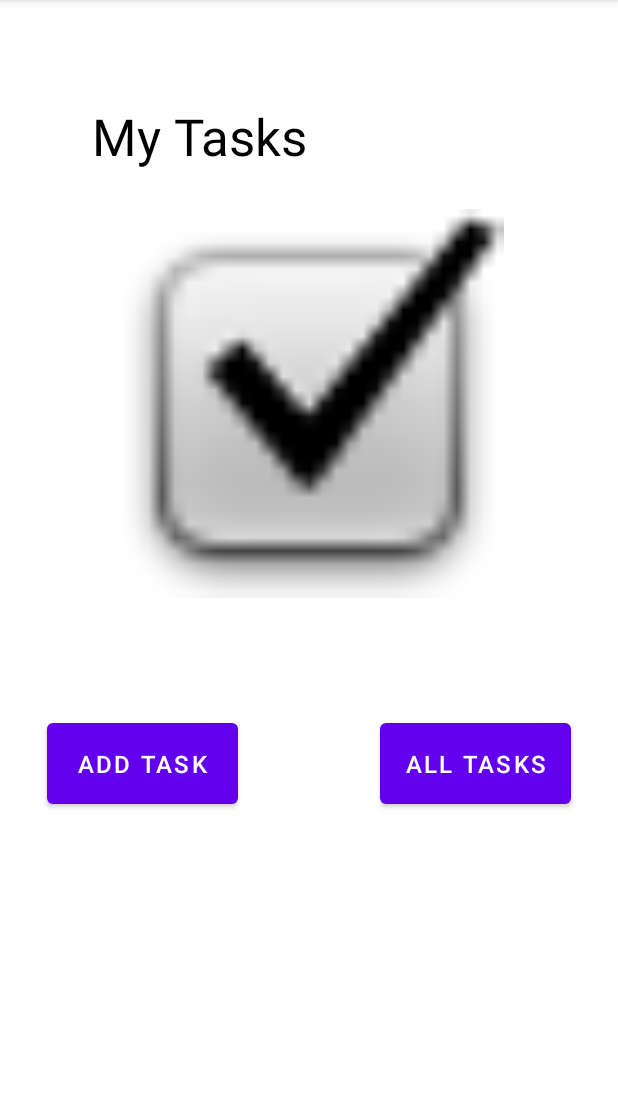
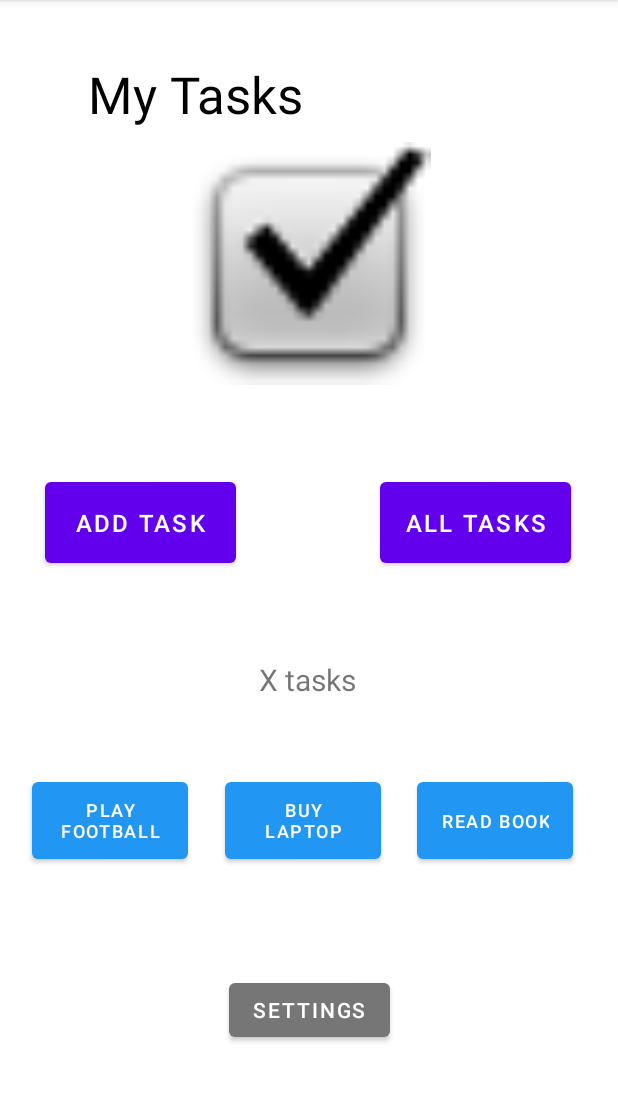
Before and after one commit to Ibrahim-Aldereni/taskmaster, an Android app: the screen it shows after launch (MainActivity), on a phone screen of 412 x 824 dp, the part 84-1186 px from its top. Run offline under Robolectric (Android 15) with nearby library versions, the phone set to English and light mode, and no system bars.

Commit message:
finish lab27

```diff
--- a/app/src/main/AndroidManifest.xml
+++ b/app/src/main/AndroidManifest.xml
@@ -9,7 +9,9 @@
         android:roundIcon="@mipmap/ic_launcher_round"
         android:supportsRtl="true"
         android:theme="@style/Theme.MyApplication">
-        <activity android:name=".AllTasksActivity"></activity>
+        <activity android:name=".SettingsActivity"></activity>
+        <activity android:name=".TaskDetailActivity" />
+        <activity android:name=".AllTasksActivity" />
         <activity android:name=".AddTaskActivity" />
         <activity android:name=".MainActivity">
             <intent-filter>
--- a/app/src/main/java/com/example/taskmaster/MainActivity.java
+++ b/app/src/main/java/com/example/taskmaster/MainActivity.java
@@ -3,9 +3,12 @@ package com.example.taskmaster;
 import androidx.appcompat.app.AppCompatActivity;
 
 import android.content.Intent;
+import android.content.SharedPreferences;
 import android.os.Bundle;
+import android.preference.PreferenceManager;
 import android.view.View;
 import android.widget.Button;
+import android.widget.TextView;
 import android.widget.Toast;
 
 public class MainActivity extends AppCompatActivity {
@@ -23,7 +26,7 @@ public class MainActivity extends AppCompatActivity {
         addTaskBtn.setOnClickListener(new View.OnClickListener() {
             @Override
             public void onClick(View v) {
-                Intent goToAddTask = new Intent(MainActivity.this,AddTaskActivity.class);
+                Intent goToAddTask = new Intent(MainActivity.this, AddTaskActivity.class);
                 startActivity(goToAddTask);
             }
         });
@@ -31,9 +34,63 @@ public class MainActivity extends AppCompatActivity {
         allTaskBtn.setOnClickListener(new View.OnClickListener() {
             @Override
             public void onClick(View v) {
-                Intent goToAllTasks = new Intent(MainActivity.this,AllTasksActivity.class);
+                Intent goToAllTasks = new Intent(MainActivity.this, AllTasksActivity.class);
                 startActivity(goToAllTasks);
             }
         });
+
+        ////////////////////////////////////////// lab 27 //////////////////////////////////////////
+        // get buttons
+        Button task1Btn = findViewById(R.id.homeTask1Btn);
+        Button task2Btn = findViewById(R.id.homeTask2Btn);
+        Button task3Btn = findViewById(R.id.homeTask3Btn);
+        Button settings = findViewById(R.id.homeSettingsBtn);
+
+        // listners
+        task1Btn.setOnClickListener(new View.OnClickListener() {
+            @Override
+            public void onClick(View v) {
+                Intent goToTaskDetail = new Intent(MainActivity.this, TaskDetailActivity.class);
+                String btnText = task1Btn.getText().toString();
+                goToTaskDetail.putExtra("task",btnText);
+                startActivity(goToTaskDetail);
+            }
+        });
+        task2Btn.setOnClickListener(new View.OnClickListener() {
+            @Override
+            public void onClick(View v) {
+                Intent goToTaskDetail = new Intent(MainActivity.this, TaskDetailActivity.class);
+                String btnText = task2Btn.getText().toString();
+                goToTaskDetail.putExtra("task",btnText);
+                startActivity(goToTaskDetail);
+            }
+        });
+        task3Btn.setOnClickListener(new View.OnClickListener() {
+            @Override
+            public void onClick(View v) {
+                Intent goToTaskDetail = new Intent(MainActivity.this, TaskDetailActivity.class);
+                String btnText = task3Btn.getText().toString();
+                goToTaskDetail.putExtra("task",btnText);
+                startActivity(goToTaskDetail);
+            }
+        });
+        settings.setOnClickListener(new View.OnClickListener() {
+            @Override
+            public void onClick(View v) {
+                Intent goToSettings= new Intent(MainActivity.this, SettingsActivity.class);
+                startActivity(goToSettings);
+            }
+        });
+    }
+
+    @Override
+    protected void onResume() {
+        super.onResume();
+
+        SharedPreferences sharedPreferences = PreferenceManager.getDefaultSharedPreferences(MainActivity.this);
+        String userName = sharedPreferences.getString("userName","X");
+
+        TextView nameView = findViewById(R.id.homeUserTasksTitle);
+        nameView.setText(userName + " tasks");
     }
 }
--- a/app/src/main/res/layout/activity_main.xml
+++ b/app/src/main/res/layout/activity_main.xml
@@ -5,21 +5,6 @@
     android:layout_width="match_parent"
     android:layout_height="match_parent"
     tools:context=".MainActivity">
-
-    <Button
-        android:id="@+id/addTaskBtn"
-        android:layout_width="127dp"
-        android:layout_height="66dp"
-        android:layout_marginStart="16dp"
-        android:layout_marginLeft="16dp"
-        android:text="ADD TASK"
-        android:textSize="16sp"
-        app:layout_constraintBottom_toBottomOf="parent"
-        app:layout_constraintEnd_toEndOf="parent"
-        app:layout_constraintHorizontal_bias="0.056"
-        app:layout_constraintStart_toStartOf="parent"
-        app:layout_constraintTop_toBottomOf="@+id/imageView"
-        app:layout_constraintVertical_bias="0.254" />
 
     <TextView
         android:id="@+id/textView"
@@ -31,21 +16,21 @@
         android:textColor="#000000"
         android:textSize="34sp"
         app:layout_constraintBottom_toBottomOf="parent"
-        app:layout_constraintHorizontal_bias="0.179"
+        app:layout_constraintHorizontal_bias="0.17"
         app:layout_constraintLeft_toLeftOf="parent"
         app:layout_constraintRight_toRightOf="parent"
         app:layout_constraintTop_toTopOf="parent"
-        app:layout_constraintVertical_bias="0.074" />
+        app:layout_constraintVertical_bias="0.034" />
 
     <ImageView
         android:id="@+id/imageView"
-        android:layout_width="263dp"
-        android:layout_height="259dp"
+        android:layout_width="216dp"
+        android:layout_height="162dp"
         app:layout_constraintBottom_toBottomOf="parent"
         app:layout_constraintEnd_toEndOf="parent"
         app:layout_constraintStart_toStartOf="parent"
         app:layout_constraintTop_toBottomOf="@+id/textView"
-        app:layout_constraintVertical_bias="0.066"
+        app:layout_constraintVertical_bias="0.018"
         app:srcCompat="@android:drawable/checkbox_on_background"
         tools:srcCompat="@tools:sample/avatars" />
 
@@ -59,9 +44,90 @@
         android:textSize="16sp"
         app:layout_constraintBottom_toBottomOf="parent"
         app:layout_constraintEnd_toEndOf="parent"
-        app:layout_constraintHorizontal_bias="0.943"
+        app:layout_constraintHorizontal_bias="0.944"
         app:layout_constraintStart_toStartOf="parent"
         app:layout_constraintTop_toBottomOf="@+id/imageView"
-        app:layout_constraintVertical_bias="0.254" />
+        app:layout_constraintVertical_bias="0.132" />
+
+    <Button
+        android:id="@+id/homeTask3Btn"
+        android:layout_width="104dp"
+        android:layout_height="63dp"
+        android:text="Read book"
+        android:textSize="12sp"
+        app:backgroundTint="#2196F3"
+        app:layout_constraintBottom_toBottomOf="parent"
+        app:layout_constraintEnd_toEndOf="parent"
+        app:layout_constraintHorizontal_bias="0.902"
+        app:layout_constraintStart_toStartOf="parent"
+        app:layout_constraintTop_toBottomOf="@+id/allTasksBtn"
+        app:layout_constraintVertical_bias="0.414" />
+
+    <Button
+        android:id="@+id/homeTask1Btn"
+        android:layout_width="104dp"
+        android:layout_height="63dp"
+        android:text="Play football"
+        android:textSize="12sp"
+        app:backgroundTint="#2196F3"
+        app:layout_constraintBottom_toBottomOf="parent"
+        app:layout_constraintEnd_toStartOf="@+id/homeTask2Btn"
+        app:layout_constraintHorizontal_bias="0.466"
+        app:layout_constraintStart_toStartOf="parent"
+        app:layout_constraintTop_toBottomOf="@+id/addTaskBtn"
+        app:layout_constraintVertical_bias="0.414" />
+
+    <Button
+        android:id="@+id/homeTask2Btn"
+        android:layout_width="104dp"
+        android:layout_height="63dp"
+        android:text="Buy laptop"
+        android:textSize="12sp"
+        app:backgroundTint="#2196F3"
+        app:layout_constraintBottom_toBottomOf="parent"
+        app:layout_constraintEnd_toStartOf="@+id/homeTask3Btn"
+        app:layout_constraintHorizontal_bias="0.861"
+        app:layout_constraintStart_toStartOf="parent"
+        app:layout_constraintTop_toBottomOf="@+id/allTasksBtn"
+        app:layout_constraintVertical_bias="0.414" />
+
+    <Button
+        android:id="@+id/addTaskBtn"
+        android:layout_width="127dp"
+        android:layout_height="66dp"
+        android:layout_marginStart="16dp"
+        android:layout_marginLeft="16dp"
+        android:text="ADD TASK"
+        android:textSize="16sp"
+        app:layout_constraintBottom_toBottomOf="parent"
+        app:layout_constraintEnd_toEndOf="parent"
+        app:layout_constraintHorizontal_bias="0.052"
+        app:layout_constraintStart_toStartOf="parent"
+        app:layout_constraintTop_toBottomOf="@+id/imageView"
+        app:layout_constraintVertical_bias="0.132" />
+
+    <Button
+        android:id="@+id/homeSettingsBtn"
+        android:layout_width="wrap_content"
+        android:layout_height="wrap_content"
+        android:text="Settings"
+        app:backgroundTint="#767676"
+        app:layout_constraintBottom_toBottomOf="parent"
+        app:layout_constraintEnd_toEndOf="parent"
+        app:layout_constraintStart_toStartOf="parent"
+        app:layout_constraintTop_toBottomOf="@+id/homeTask2Btn" />
+
+    <TextView
+        android:id="@+id/homeUserTasksTitle"
+        android:layout_width="wrap_content"
+        android:layout_height="wrap_content"
+        android:text="tasks"
+        android:textSize="20sp"
+        app:layout_constraintBottom_toTopOf="@+id/homeTask2Btn"
+        app:layout_constraintEnd_toEndOf="parent"
+        app:layout_constraintHorizontal_bias="0.498"
+        app:layout_constraintStart_toStartOf="parent"
+        app:layout_constraintTop_toBottomOf="@+id/imageView"
+        app:layout_constraintVertical_bias="0.789" />
 
 </androidx.constraintlayout.widget.ConstraintLayout>
```
Also changed, not shown: app/src/main/java/com/example/taskmaster/SettingsActivity.java (added, +39 -0 lines), app/src/main/java/com/example/taskmaster/TaskDetailActivity.java (added, +21 -0 lines), app/src/main/res/layout/activity_settings.xml (added, +46 -0 lines), app/src/main/res/layout/activity_task_detail.xml (added, +32 -0 lines), 2 other files.
